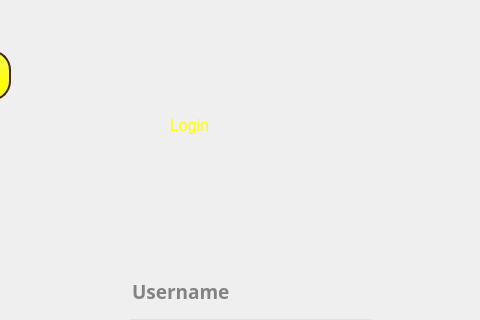
First picture: the form in login.ui, repository PetreRaul/EyeTester, before the edit; both pictures show x 130 to 610 and y 0 to 320 of the 749 by 597 pixel window.
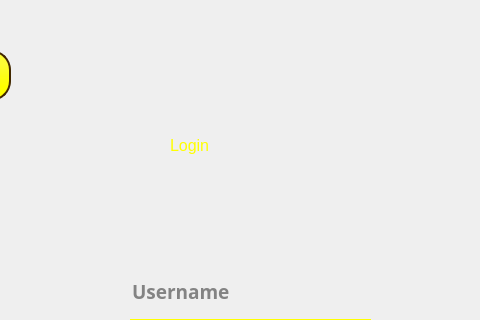
Second picture: the form after the edit. Icons and pictures are not drawn.

```diff
--- a/login.ui
+++ b/login.ui
@@ -36,7 +36,7 @@
     <property name="geometry">
      <rect>
       <x>300</x>
-      <y>90</y>
+      <y>110</y>
       <width>141</width>
       <height>71</height>
      </rect>
```
